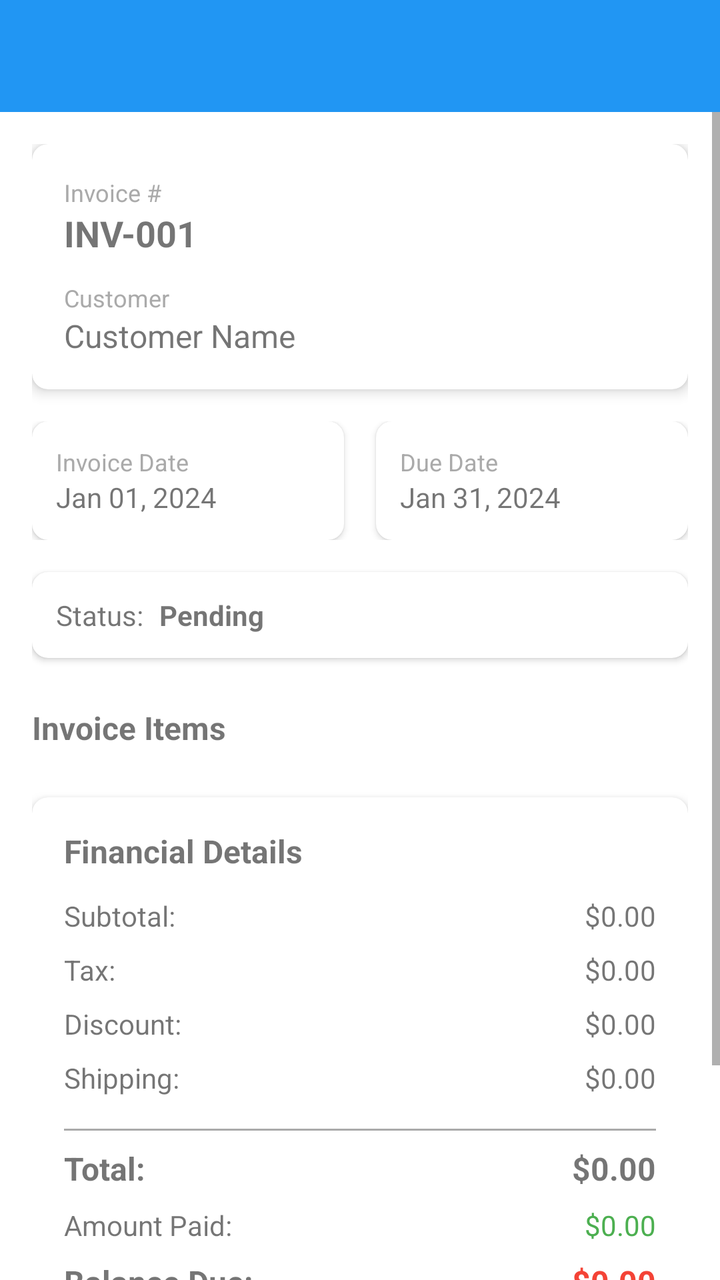
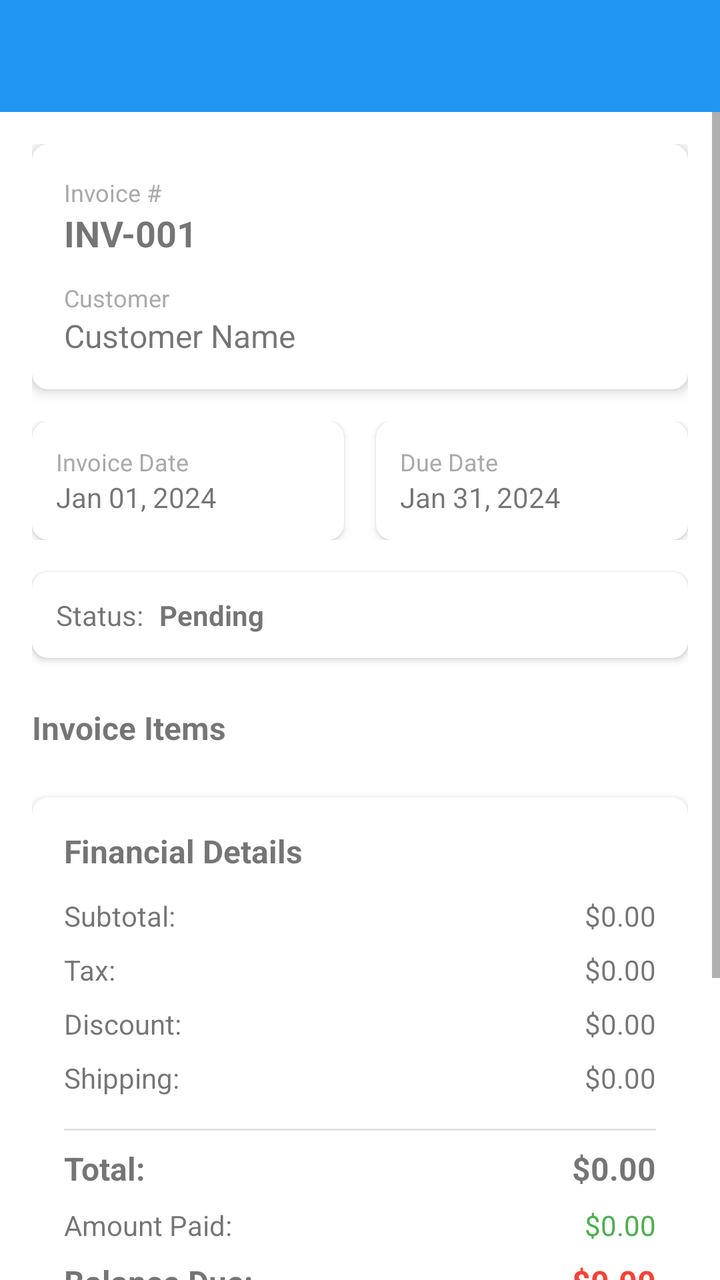

Before-and-after screenshots of an Android layout around one commit, followed by the original layout XML and the change that was made.
<!-- AndroidManifest.xml: application theme Theme.InvoiceApp -->
<!-- res/layout/activity_invoice_detail.xml -->
<?xml version="1.0" encoding="utf-8"?>
<LinearLayout xmlns:android="http://schemas.android.com/apk/res/android"
    xmlns:app="http://schemas.android.com/apk/res-auto"
    android:layout_width="match_parent"
    android:layout_height="match_parent"
    android:orientation="vertical">

    <androidx.appcompat.widget.Toolbar
        android:id="@+id/toolbar"
        android:layout_width="match_parent"
        android:layout_height="?attr/actionBarSize"
        android:background="@color/primary"
        app:titleTextColor="@android:color/white" />

    <ScrollView
        android:layout_width="match_parent"
        android:layout_height="match_parent">

        <LinearLayout
            android:layout_width="match_parent"
            android:layout_height="wrap_content"
            android:orientation="vertical"
            android:padding="16dp">

            
            <androidx.cardview.widget.CardView
                android:layout_width="match_parent"
                android:layout_height="wrap_content"
                android:layout_marginBottom="16dp"
                app:cardCornerRadius="8dp"
                app:cardElevation="4dp">

                <LinearLayout
                    android:layout_width="match_parent"
                    android:layout_height="wrap_content"
                    android:orientation="vertical"
                    android:padding="16dp">

                    <TextView
                        android:layout_width="wrap_content"
                        android:layout_height="wrap_content"
                        android:text="Invoice #"
                        android:textSize="12sp"
                        android:textColor="@android:color/darker_gray"/>

                    <TextView
                        android:id="@+id/tvInvoiceNumber"
                        android:layout_width="wrap_content"
                        android:layout_height="wrap_content"
                        android:text="INV-001"
                        android:textSize="18sp"
                        android:textStyle="bold"
                        android:layout_marginBottom="12dp"/>

                    <TextView
                        android:layout_width="wrap_content"
                        android:layout_height="wrap_content"
                        android:text="Customer"
                        android:textSize="12sp"
                        android:textColor="@android:color/darker_gray"/>

                    <TextView
                        android:id="@+id/tvCustomerName"
                        android:layout_width="wrap_content"
                        android:layout_height="wrap_content"
                        android:text="Customer Name"
                        android:textSize="16sp"/>

                </LinearLayout>

            </androidx.cardview.widget.CardView>

            
            <LinearLayout
                android:layout_width="match_parent"
                android:layout_height="wrap_content"
                android:orientation="horizontal"
                android:layout_marginBottom="16dp">

                <androidx.cardview.widget.CardView
                    android:layout_width="0dp"
                    android:layout_height="wrap_content"
                    android:layout_weight="1"
                    android:layout_marginEnd="8dp"
                    app:cardCornerRadius="8dp"
                    app:cardElevation="2dp">

                    <LinearLayout
                        android:layout_width="match_parent"
                        android:layout_height="wrap_content"
                        android:orientation="vertical"
                        android:padding="12dp">

                        <TextView
                            android:layout_width="wrap_content"
                            android:layout_height="wrap_content"
                            android:text="Invoice Date"
                            android:textSize="12sp"
                            android:textColor="@android:color/darker_gray"/>

                        <TextView
                            android:id="@+id/tvInvoiceDate"
                            android:layout_width="wrap_content"
                            android:layout_height="wrap_content"
                            android:text="Jan 01, 2024"
                            android:textSize="14sp"/>

                    </LinearLayout>

                </androidx.cardview.widget.CardView>

                <androidx.cardview.widget.CardView
                    android:layout_width="0dp"
                    android:layout_height="wrap_content"
                    android:layout_weight="1"
                    android:layout_marginStart="8dp"
                    app:cardCornerRadius="8dp"
                    app:cardElevation="2dp">

                    <LinearLayout
                        android:layout_width="match_parent"
                        android:layout_height="wrap_content"
                        android:orientation="vertical"
                        android:padding="12dp">

                        <TextView
                            android:layout_width="wrap_content"
                            android:layout_height="wrap_content"
                            android:text="Due Date"
                            android:textSize="12sp"
                            android:textColor="@android:color/darker_gray"/>

                        <TextView
                            android:id="@+id/tvDueDate"
                            android:layout_width="wrap_content"
                            android:layout_height="wrap_content"
                            android:text="Jan 31, 2024"
                            android:textSize="14sp"/>

                    </LinearLayout>

                </androidx.cardview.widget.CardView>

            </LinearLayout>

            
            <androidx.cardview.widget.CardView
                android:layout_width="match_parent"
                android:layout_height="wrap_content"
                android:layout_marginBottom="16dp"
                app:cardCornerRadius="8dp"
                app:cardElevation="2dp">

                <LinearLayout
                    android:layout_width="match_parent"
                    android:layout_height="wrap_content"
                    android:orientation="horizontal"
                    android:padding="12dp"
                    android:gravity="center_vertical">

                    <TextView
                        android:layout_width="wrap_content"
                        android:layout_height="wrap_content"
                        android:text="Status:"
                        android:textSize="14sp" />

                    <TextView
                        android:id="@+id/tvStatus"
                        android:layout_width="wrap_content"
                        android:layout_height="wrap_content"
                        android:text="Pending"
                        android:textSize="14sp"
                        android:textStyle="bold"
                        android:layout_marginStart="8dp" />

                </LinearLayout>

            </androidx.cardview.widget.CardView>

            
            <TextView
                android:layout_width="wrap_content"
                android:layout_height="wrap_content"
                android:text="Invoice Items"
                android:textSize="16sp"
                android:textStyle="bold"
                android:layout_marginTop="8dp"
                android:layout_marginBottom="8dp" />

            <androidx.cardview.widget.CardView
                android:layout_width="match_parent"
                android:layout_height="wrap_content"
                android:layout_marginBottom="16dp"
                app:cardCornerRadius="8dp"
                app:cardElevation="2dp">

                <androidx.recyclerview.widget.RecyclerView
                    android:id="@+id/rvInvoiceItems"
                    android:layout_width="match_parent"
                    android:layout_height="wrap_content"
                    android:nestedScrollingEnabled="false" />

            </androidx.cardview.widget.CardView>

            
            <androidx.cardview.widget.CardView
                android:layout_width="match_parent"
                android:layout_height="wrap_content"
                android:layout_marginBottom="16dp"
                app:cardCornerRadius="8dp"
                app:cardElevation="4dp">

                <LinearLayout
                    android:layout_width="match_parent"
                    android:layout_height="wrap_content"
                    android:orientation="vertical"
                    android:padding="16dp">

                    <TextView
                        android:layout_width="wrap_content"
                        android:layout_height="wrap_content"
                        android:text="Financial Details"
                        android:textSize="16sp"
                        android:textStyle="bold"
                        android:layout_marginBottom="12dp"/>

                    <LinearLayout
                        android:layout_width="match_parent"
                        android:layout_height="wrap_content"
                        android:orientation="horizontal"
                        android:layout_marginBottom="8dp">

                        <TextView
                            android:layout_width="0dp"
                            android:layout_height="wrap_content"
                            android:layout_weight="1"
                            android:text="Subtotal:" />

                        <TextView
                            android:id="@+id/tvSubtotal"
                            android:layout_width="wrap_content"
                            android:layout_height="wrap_content"
                            android:text="$0.00" />

                    </LinearLayout>

                    <LinearLayout
                        android:layout_width="match_parent"
                        android:layout_height="wrap_content"
                        android:orientation="horizontal"
                        android:layout_marginBottom="8dp">

                        <TextView
                            android:layout_width="0dp"
                            android:layout_height="wrap_content"
                            android:layout_weight="1"
                            android:text="Tax:" />

                        <TextView
                            android:id="@+id/tvTax"
                            android:layout_width="wrap_content"
                            android:layout_height="wrap_content"
                            android:text="$0.00" />

                    </LinearLayout>

                    <LinearLayout
                        android:layout_width="match_parent"
                        android:layout_height="wrap_content"
                        android:orientation="horizontal"
                        android:layout_marginBottom="8dp">

                        <TextView
                            android:layout_width="0dp"
                            android:layout_height="wrap_content"
                            android:layout_weight="1"
                            android:text="Discount:" />

                        <TextView
                            android:id="@+id/tvDiscount"
                            android:layout_width="wrap_content"
                            android:layout_height="wrap_content"
                            android:text="$0.00" />

                    </LinearLayout>

                    <LinearLayout
                        android:layout_width="match_parent"
                        android:layout_height="wrap_content"
                        android:orientation="horizontal"
                        android:layout_marginBottom="8dp">

                        <TextView
                            android:layout_width="0dp"
                            android:layout_height="wrap_content"
                            android:layout_weight="1"
                            android:text="Shipping:" />

                        <TextView
                            android:id="@+id/tvShipping"
                            android:layout_width="wrap_content"
                            android:layout_height="wrap_content"
                            android:text="$0.00" />

                    </LinearLayout>

                    <View
                        android:layout_width="match_parent"
                        android:layout_height="1dp"
                        android:background="@android:color/darker_gray"
                        android:layout_marginVertical="8dp" />

                    <LinearLayout
                        android:layout_width="match_parent"
                        android:layout_height="wrap_content"
                        android:orientation="horizontal"
                        android:layout_marginBottom="8dp">

                        <TextView
                            android:layout_width="0dp"
                            android:layout_height="wrap_content"
                            android:layout_weight="1"
                            android:text="Total:"
                            android:textSize="16sp"
                            android:textStyle="bold" />

                        <TextView
                            android:id="@+id/tvTotal"
                            android:layout_width="wrap_content"
                            android:layout_height="wrap_content"
                            android:text="$0.00"
                            android:textSize="16sp"
                            android:textStyle="bold" />

                    </LinearLayout>

                    <LinearLayout
                        android:layout_width="match_parent"
                        android:layout_height="wrap_content"
                        android:orientation="horizontal"
                        android:layout_marginBottom="8dp">

                        <TextView
                            android:layout_width="0dp"
                            android:layout_height="wrap_content"
                            android:layout_weight="1"
                            android:text="Amount Paid:" />

                        <TextView
                            android:id="@+id/tvAmountPaid"
                            android:layout_width="wrap_content"
                            android:layout_height="wrap_content"
                            android:text="$0.00"
                            android:textColor="#4CAF50" />

                    </LinearLayout>

                    <LinearLayout
                        android:layout_width="match_parent"
                        android:layout_height="wrap_content"
                        android:orientation="horizontal">

                        <TextView
                            android:layout_width="0dp"
                            android:layout_height="wrap_content"
                            android:layout_weight="1"
                            android:text="Balance Due:"
                            android:textSize="16sp"
                            android:textStyle="bold" />

                        <TextView
                            android:id="@+id/tvBalanceDue"
                            android:layout_width="wrap_content"
                            android:layout_height="wrap_content"
                            android:text="$0.00"
                            android:textSize="16sp"
                            android:textStyle="bold"
                            android:textColor="#F44336" />

                    </LinearLayout>

                </LinearLayout>

            </androidx.cardview.widget.CardView>

            
            <com.google.android.material.button.MaterialButton
                android:id="@+id/btnRecordPayment"
                android:layout_width="match_parent"
                android:layout_height="56dp"
                android:layout_marginTop="16dp"
                android:text="Record Payment"
                app:cornerRadius="8dp" />

        </LinearLayout>

    </ScrollView>

</LinearLayout>
<!-- resources referenced by this layout -->
<resources>
  <color name="primary">#2196F3</color>
  <style name="Theme.InvoiceApp" parent="Theme.MaterialComponents.DayNight.NoActionBar">
          <item name="colorPrimary">@color/purple_500</item>
          <item name="colorPrimaryVariant">@color/purple_700</item>
          <item name="colorOnPrimary">@color/white</item>
          <item name="colorSecondary">@color/teal_200</item>
          <item name="colorSecondaryVariant">@color/teal_700</item>
          <item name="colorOnSecondary">@color/black</item>
          <item name="android:statusBarColor">?attr/colorPrimaryVariant</item>
      </style>
  <color name="purple_500">#FF6200EE</color>
  <color name="purple_700">#FF3700B3</color>
  <color name="white">#FFFFFFFF</color>
  <color name="teal_200">#FF03DAC5</color>
  <color name="teal_700">#FF018786</color>
  <color name="black">#FF000000</color>
</resources>

<!-- the commit's change to res/layout/activity_invoice_detail.xml (unified diff, before → after) -->
@@ -264,6 +264,17 @@
 
                     </LinearLayout>
 
+                    <TextView
+                        android:id="@+id/tvTaxType"
+                        android:layout_width="match_parent"
+                        android:layout_height="wrap_content"
+                        android:text="(Exclusive)"
+                        android:textSize="12sp"
+                        android:textColor="@android:color/darker_gray"
+                        android:gravity="end"
+                        android:layout_marginBottom="8dp"
+                        android:visibility="gone"/>
+
                     <LinearLayout
                         android:layout_width="match_parent"
                         android:layout_height="wrap_content"
@@ -307,7 +318,7 @@
                     <View
                         android:layout_width="match_parent"
                         android:layout_height="1dp"
-                        android:background="@android:color/darker_gray"
+                        android:background="?android:attr/listDivider"
                         android:layout_marginVertical="8dp" />
 
                     <LinearLayout
@@ -392,6 +403,16 @@
                 android:text="Record Payment"
                 app:cornerRadius="8dp" />
 
+            
+            <com.google.android.material.button.MaterialButton
+                android:id="@+id/btnCommunication"
+                android:layout_width="match_parent"
+                android:layout_height="56dp"
+                android:layout_marginTop="16dp"
+                android:text="Communication"
+                android:backgroundTint="#2196F3"
+                app:cornerRadius="8dp" />
+
         </LinearLayout>
 
     </ScrollView>
<!-- resource entries referenced after the edit -->
@@ -2,19 +2,24 @@
 <resources>
   <color name="primary">#2196F3</color>
   <style name="Theme.InvoiceApp" parent="Theme.MaterialComponents.DayNight.NoActionBar">
-          <item name="colorPrimary">@color/purple_500</item>
-          <item name="colorPrimaryVariant">@color/purple_700</item>
+          <item name="colorPrimary">@color/primary</item>
+          <item name="colorPrimaryVariant">@color/primary_dark</item>
           <item name="colorOnPrimary">@color/white</item>
-          <item name="colorSecondary">@color/teal_200</item>
-          <item name="colorSecondaryVariant">@color/teal_700</item>
+          <item name="colorSecondary">@color/accent</item>
+          <item name="colorSecondaryVariant">@color/accent</item>
           <item name="colorOnSecondary">@color/black</item>
           <item name="android:statusBarColor">?attr/colorPrimaryVariant</item>
+          <item name="bottomNavigationStyle">@style/Widget.App.BottomNavigationView</item>
       </style>
-  <color name="purple_500">#FF6200EE</color>
-  <color name="purple_700">#FF3700B3</color>
+  <color name="primary_dark">#1976D2</color>
   <color name="white">#FFFFFFFF</color>
-  <color name="teal_200">#FF03DAC5</color>
-  <color name="teal_700">#FF018786</color>
+  <color name="accent">#FF9800</color>
   <color name="black">#FF000000</color>
+  <style name="Widget.App.BottomNavigationView" parent="Widget.MaterialComponents.BottomNavigationView.Colored">
+          <item name="backgroundTint">@color/white</item>
+          <item name="itemIconTint">@color/bottom_nav_colors</item>
+          <item name="itemTextColor">@color/bottom_nav_colors</item>
+          <item name="itemRippleColor">@color/primary</item>
+      </style>
 </resources>
 
